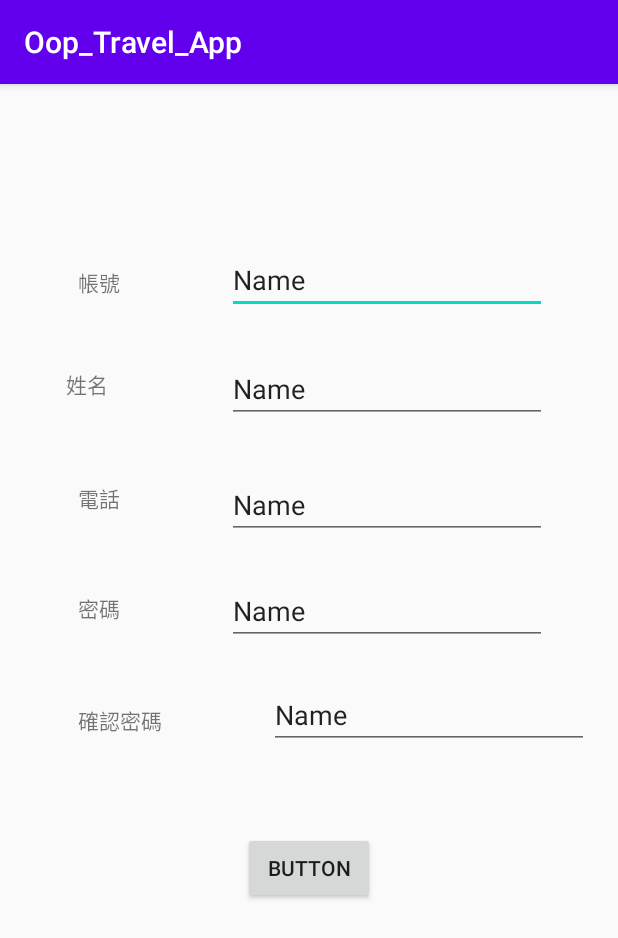
After one commit to Jacksonacc877/OopTravelApp, an Android app: the Account_register screen opened directly, with no data from a screen before it, on a phone screen of 412 x 824 dp. The commit adds this screen. Shown: the top 938 px of the screen. Run offline under Robolectric (Android 15) with nearby library versions, the phone set to English and light mode, and no system bars.

Commit message:
account done

```diff
--- a/app/src/main/AndroidManifest.xml
+++ b/app/src/main/AndroidManifest.xml
@@ -9,6 +9,9 @@
         android:roundIcon="@mipmap/ic_launcher_round"
         android:supportsRtl="true"
         android:theme="@style/AppTheme">
+        <activity android:name=".Account_information"></activity>
+        <activity android:name=".Account_register" />
+        <activity android:name=".AccountHomepage" />
         <activity android:name=".order_related.Revised" />
         <activity android:name=".order_related.OrderDetailwithDelete" />
         <activity android:name=".search_related.listview_forsearch" />
--- /dev/null
+++ b/app/src/main/java/com/example/oop_travel_app/Account_register.java
@@ -0,0 +1,38 @@
+package com.example.oop_travel_app;
+
+import androidx.appcompat.app.AppCompatActivity;
+
+import android.os.Bundle;
+import android.view.View;
+import android.widget.Button;
+import android.widget.EditText;
+
+import javax.microedition.khronos.egl.EGLDisplay;
+
+public class Account_register extends AppCompatActivity {
+    private EditText account,name,phoness,password,repassword;
+    private Button regis_bt;
+
+    @Override
+    protected void onCreate(Bundle savedInstanceState) {
+        super.onCreate(savedInstanceState);
+        setContentView(R.layout.activity_account_register);
+
+        account=(EditText)findViewById(R.id.regis_et_account);
+        name=(EditText)findViewById(R.id.regis_et_name);
+        phoness=(EditText)findViewById(R.id.regis_etphone);
+        password=(EditText)findViewById(R.id.regis_et_password);
+        repassword=(EditText)findViewById(R.id.regis_et_repassword);
+
+        regis_bt=(Button)findViewById(R.id.regis_bt);
+        regis_bt.setOnClickListener(regis_bt_listener);
+
+    }
+
+    View.OnClickListener regis_bt_listener=new View.OnClickListener() {
+        @Override
+        public void onClick(View v) {
+
+        }
+    };
+}
--- /dev/null
+++ b/app/src/main/res/layout/activity_account_register.xml
@@ -0,0 +1,139 @@
+<?xml version="1.0" encoding="utf-8"?>
+<androidx.constraintlayout.widget.ConstraintLayout xmlns:android="http://schemas.android.com/apk/res/android"
+    xmlns:app="http://schemas.android.com/apk/res-auto"
+    xmlns:tools="http://schemas.android.com/tools"
+    android:layout_width="match_parent"
+    android:layout_height="match_parent"
+    tools:context=".Account_register">
+
+    <TextView
+        android:id="@+id/regis_account"
+        android:layout_width="wrap_content"
+        android:layout_height="wrap_content"
+        android:layout_marginStart="52dp"
+        android:layout_marginLeft="52dp"
+        android:layout_marginTop="121dp"
+        android:text="@string/regis_account"
+        app:layout_constraintStart_toStartOf="parent"
+        app:layout_constraintTop_toTopOf="parent" />
+
+    <TextView
+        android:id="@+id/regis_name"
+        android:layout_width="wrap_content"
+        android:layout_height="wrap_content"
+        android:layout_marginStart="44dp"
+        android:layout_marginLeft="44dp"
+        android:layout_marginTop="36dp"
+        android:text="@string/regis_name"
+        app:layout_constraintStart_toStartOf="parent"
+        app:layout_constraintTop_toBottomOf="@+id/regis_et_account" />
+
+    <TextView
+        android:id="@+id/regis_phone"
+        android:layout_width="wrap_content"
+        android:layout_height="wrap_content"
+        android:layout_marginStart="52dp"
+        android:layout_marginLeft="52dp"
+        android:layout_marginTop="39dp"
+        android:text="@string/regis_phone"
+        app:layout_constraintStart_toStartOf="parent"
+        app:layout_constraintTop_toBottomOf="@+id/regis_et_name" />
+
+    <TextView
+        android:id="@+id/regis_password"
+        android:layout_width="wrap_content"
+        android:layout_height="wrap_content"
+        android:layout_marginStart="52dp"
+        android:layout_marginLeft="52dp"
+        android:layout_marginTop="35dp"
+        android:text="@string/regis_password"
+        app:layout_constraintStart_toStartOf="parent"
+        app:layout_constraintTop_toBottomOf="@+id/regis_etphone" />
+
+    <TextView
+        android:id="@+id/regis_repassword"
+        android:layout_width="wrap_content"
+        android:layout_height="wrap_content"
+        android:layout_marginStart="52dp"
+        android:layout_marginLeft="52dp"
+        android:layout_marginTop="39dp"
+        android:text="@string/regis_repassword"
+        app:layout_constraintStart_toStartOf="parent"
+        app:layout_constraintTop_toBottomOf="@+id/regis_et_password" />
+
+    <EditText
+        android:id="@+id/regis_et_account"
+        android:layout_width="wrap_content"
+        android:layout_height="wrap_content"
+        android:layout_marginStart="71dp"
+        android:layout_marginLeft="71dp"
+        android:layout_marginTop="108dp"
+        android:ems="10"
+        android:inputType="textPersonName"
+        android:text="Name"
+        app:layout_constraintStart_toEndOf="@+id/regis_account"
+        app:layout_constraintTop_toTopOf="parent" />
+
+    <EditText
+        android:id="@+id/regis_et_name"
+        android:layout_width="wrap_content"
+        android:layout_height="wrap_content"
+        android:layout_marginStart="79dp"
+        android:layout_marginLeft="79dp"
+        android:layout_marginTop="27dp"
+        android:ems="10"
+        android:inputType="textPersonName"
+        android:text="Name"
+        app:layout_constraintStart_toEndOf="@+id/regis_name"
+        app:layout_constraintTop_toBottomOf="@+id/regis_et_account" />
+
+    <EditText
+        android:id="@+id/regis_etphone"
+        android:layout_width="wrap_content"
+        android:layout_height="wrap_content"
+        android:layout_marginStart="71dp"
+        android:layout_marginLeft="71dp"
+        android:layout_marginTop="32dp"
+        android:ems="10"
+        android:inputType="textPersonName"
+        android:text="Name"
+        app:layout_constraintStart_toEndOf="@+id/regis_phone"
+        app:layout_constraintTop_toBottomOf="@+id/regis_et_name" />
+
+    <EditText
+        android:id="@+id/regis_et_password"
+        android:layout_width="wrap_content"
+        android:layout_height="wrap_content"
+        android:layout_marginStart="71dp"
+        android:layout_marginLeft="71dp"
+        android:layout_marginTop="25dp"
+        android:ems="10"
+        android:inputType="textPersonName"
+        android:text="Name"
+        app:layout_constraintStart_toEndOf="@+id/regis_password"
+        app:layout_constraintTop_toBottomOf="@+id/regis_etphone" />
+
+    <EditText
+        android:id="@+id/regis_et_repassword"
+        android:layout_width="wrap_content"
+        android:layout_height="wrap_content"
+        android:layout_marginStart="71dp"
+        android:layout_marginLeft="71dp"
+        android:layout_marginTop="24dp"
+        android:ems="10"
+        android:inputType="textPersonName"
+        android:text="Name"
+        app:layout_constraintStart_toEndOf="@+id/regis_repassword"
+        app:layout_constraintTop_toBottomOf="@+id/regis_et_password" />
+
+    <Button
+        android:id="@+id/regis_bt"
+        android:layout_width="wrap_content"
+        android:layout_height="wrap_content"
+        android:layout_marginTop="55dp"
+        android:text="Button"
+        app:layout_constraintEnd_toEndOf="parent"
+        app:layout_constraintHorizontal_bias="0.5"
+        app:layout_constraintStart_toStartOf="parent"
+        app:layout_constraintTop_toBottomOf="@+id/regis_et_repassword" />
+</androidx.constraintlayout.widget.ConstraintLayout>
--- a/app/src/main/res/values/strings.xml
+++ b/app/src/main/res/values/strings.xml
@@ -98,4 +98,18 @@
     <string name="searchpage_button">搜尋行程</string>
     <string name="arrangepage_button">訂單管理</string>
 
+
+    <!-- 帳號畫面 -->
+    <string name="account">帳號</string>
+    <string name="password">密碼</string>
+    <string name="account_login">登入</string>
+    <string name="account_regis">註冊</string>
+
+    <!--帳號註冊畫面 -->
+    <string name="regis_account">帳號</string>
+    <string name="regis_name">姓名</string>
+    <string name="regis_password">密碼</string>
+    <string name="regis_repassword">確認密碼</string>
+    <string name="regis_phone">電話</string>
+
 </resources>
```
Also changed, not shown: app/src/main/java/com/example/oop_travel_app/AccountHomepage.java (added, +45 -0 lines), app/src/main/java/com/example/oop_travel_app/Account_information.java (added, +35 -0 lines), app/src/main/java/com/example/oop_travel_app/SecondFragment.java (+8 -0 lines), app/src/main/res/layout/activity_account_homepage.xml (added, +79 -0 lines), app/src/main/res/layout/activity_account_information.xml (added, +86 -0 lines), app/src/main/res/layout/activity_searchhomepage.xml (+2 -66 lines), app/src/main/res/layout/fragment_second.xml (+11 -0 lines), app/src/main/res/drawable/bg.jpg (added), app/src/main/res/drawable/home.jpg (added), app/src/main/res/drawable/order.jpg (added), app/src/main/res/drawable/search.jpg (added).
